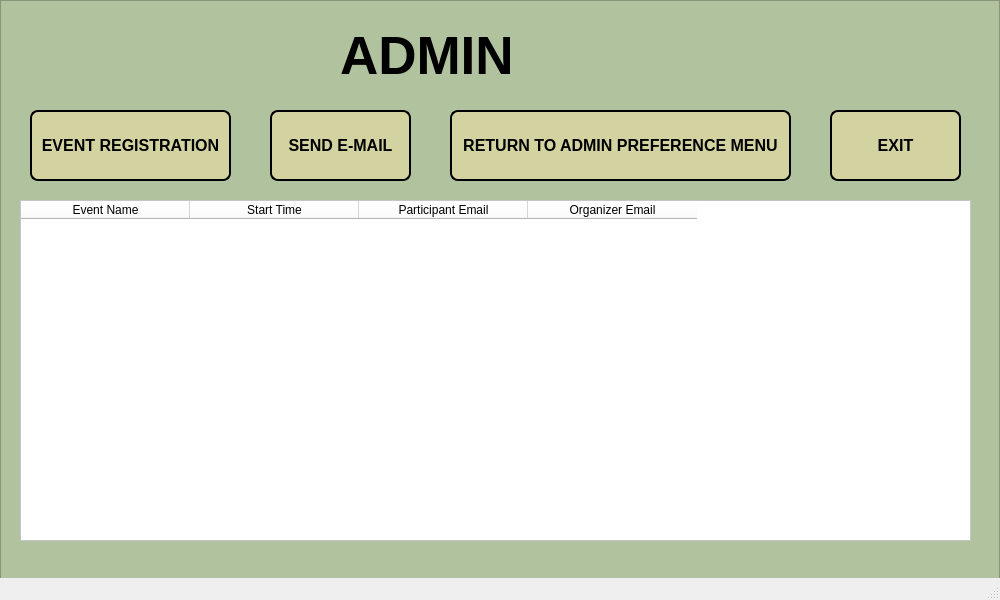
Old version of the form UIs/Admin_Menu.ui in the repository werhereitacademy/Python-Module-Week7.
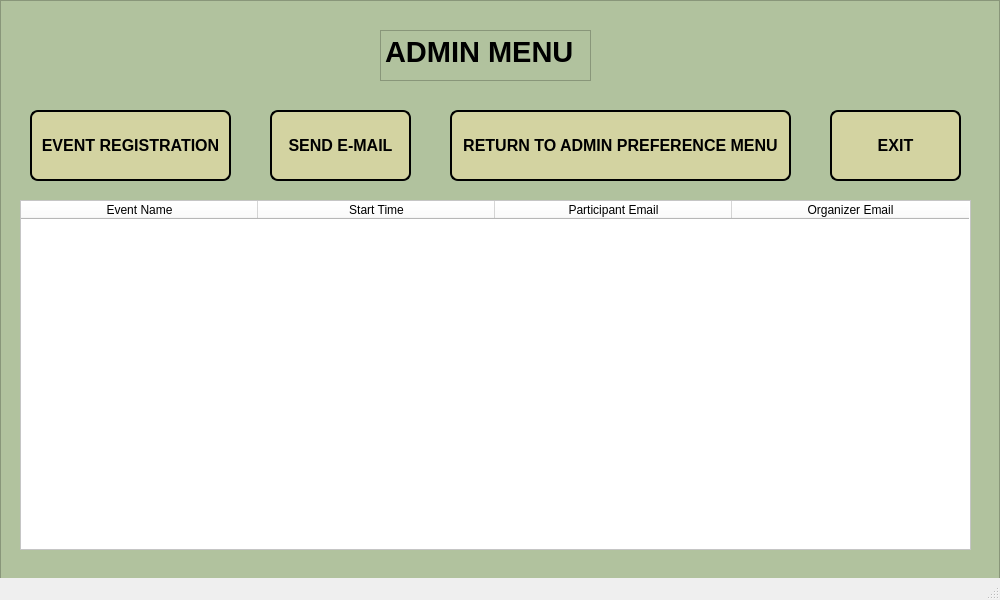
New version of the form.

The edit to the form file:
```diff
--- a/UIs/Admin_Menu.ui
+++ b/UIs/Admin_Menu.ui
@@ -56,14 +56,14 @@
        <x>20</x>
        <y>200</y>
        <width>951</width>
-       <height>341</height>
+       <height>350</height>
       </rect>
      </property>
      <property name="styleSheet">
       <string notr="true">background-color:rgb(255, 255, 255)</string>
      </property>
      <attribute name="horizontalHeaderDefaultSectionSize">
-      <number>169</number>
+      <number>237</number>
      </attribute>
      <column>
       <property name="text">
@@ -226,24 +226,21 @@
       <string>EVENT REGISTRATION</string>
      </property>
     </widget>
-    <widget class="QLabel" name="label">
+    <widget class="QTextBrowser" name="textBrowser_Admin_Menu">
      <property name="geometry">
       <rect>
-       <x>340</x>
+       <x>380</x>
        <y>30</y>
-       <width>251</width>
+       <width>211</width>
        <height>51</height>
       </rect>
      </property>
-     <property name="font">
-      <font>
-       <pointsize>40</pointsize>
-       <weight>75</weight>
-       <bold>true</bold>
-      </font>
-     </property>
-     <property name="text">
-      <string>ADMIN</string>
+     <property name="html">
+      <string>&lt;!DOCTYPE HTML PUBLIC &quot;-//W3C//DTD HTML 4.0//EN&quot; &quot;http://www.w3.org/TR/REC-html40/strict.dtd&quot;&gt;
+&lt;html&gt;&lt;head&gt;&lt;meta name=&quot;qrichtext&quot; content=&quot;1&quot; /&gt;&lt;style type=&quot;text/css&quot;&gt;
+p, li { white-space: pre-wrap; }
+&lt;/style&gt;&lt;/head&gt;&lt;body style=&quot; font-family:'MS Shell Dlg 2'; font-size:8.25pt; font-weight:400; font-style:normal;&quot;&gt;
+&lt;p style=&quot; margin-top:0px; margin-bottom:0px; margin-left:0px; margin-right:0px; -qt-block-indent:0; text-indent:0px;&quot;&gt;&lt;span style=&quot; font-size:22pt; font-weight:600;&quot;&gt;ADMIN MENU&lt;/span&gt;&lt;/p&gt;&lt;/body&gt;&lt;/html&gt;</string>
      </property>
     </widget>
    </widget>
```
Left out of the diff: 10 changed lines with no effect on the pictures.
